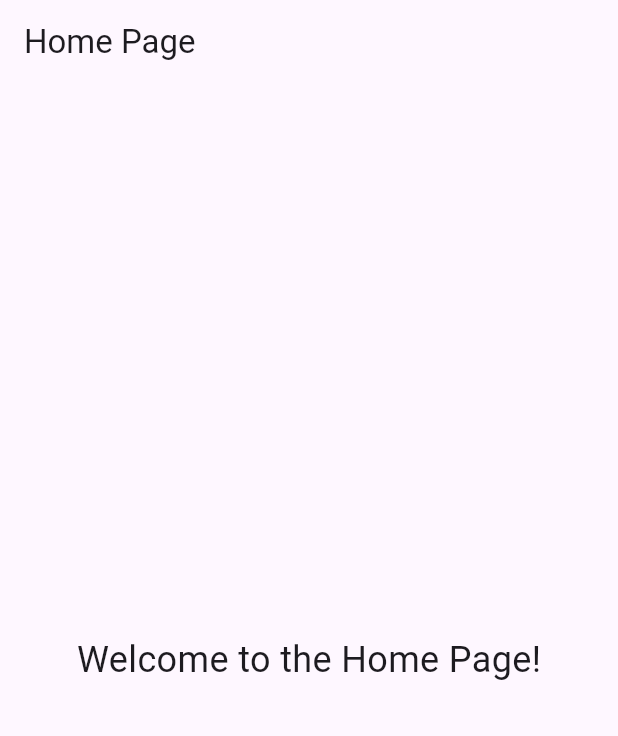
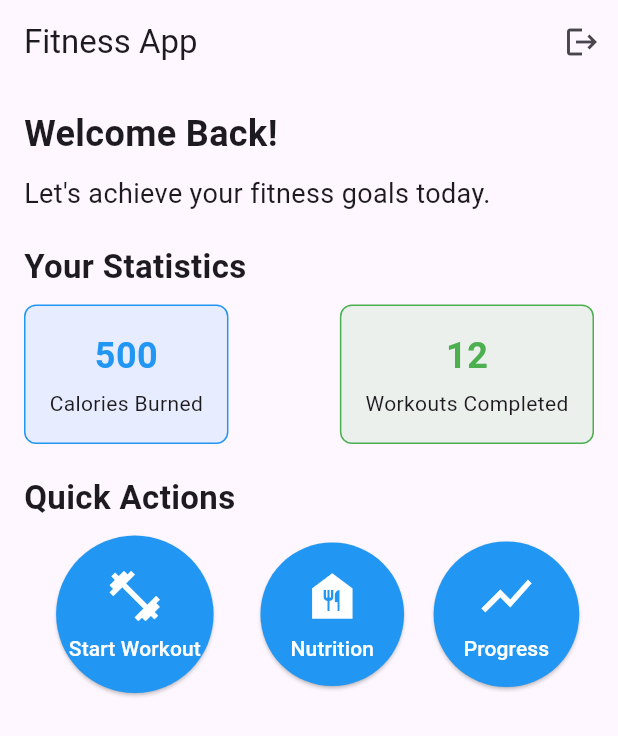
Before and after one commit to VeshalR/tho_dev_vee, a Flutter app: the HomePage screen opened directly, on a phone screen of 412 x 824 dp. Shown: the top 736 px of the screen. Run offline on Flutter 3.47's test engine with Material 3 defaults, Android fonts, the phone set to English and light mode, and no system bars; our stand-ins replace firebase_auth, firebase_core; accounts and stored records are empty.

Commit message:
Version 1.1

```diff
--- a/lib/home_page.dart
+++ b/lib/home_page.dart
@@ -1,3 +1,5 @@
+// lib/home_page.dart
+
 import 'package:flutter/material.dart';
 
 class HomePage extends StatelessWidget {
@@ -5,14 +7,110 @@ class HomePage extends StatelessWidget {
   Widget build(BuildContext context) {
     return Scaffold(
       appBar: AppBar(
-        title: Text("Home Page"),
+        title: const Text('Fitness App'),
+        actions: [
+          IconButton(
+            icon: const Icon(Icons.logout),
+            onPressed: () {
+              // Add logout functionality here
+            },
+          ),
+        ],
       ),
-      body: Center(
-        child: Text(
-          'Welcome to the Home Page!',
-          style: TextStyle(fontSize: 24),
+      body: Padding(
+        padding: const EdgeInsets.all(16.0),
+        child: Column(
+          crossAxisAlignment: CrossAxisAlignment.start,
+          children: [
+            const Text(
+              'Welcome Back!',
+              style: TextStyle(fontSize: 24, fontWeight: FontWeight.bold),
+            ),
+            const SizedBox(height: 10),
+            const Text(
+              'Let\'s achieve your fitness goals today.',
+              style: TextStyle(fontSize: 18),
+            ),
+            const SizedBox(height: 20),
+            const Text(
+              'Your Statistics',
+              style: TextStyle(fontSize: 22, fontWeight: FontWeight.bold),
+            ),
+            const SizedBox(height: 10),
+            Row(
+              mainAxisAlignment: MainAxisAlignment.spaceBetween,
+              children: [
+                _buildStatCard('Calories Burned', '500', Colors.blue),
+                _buildStatCard('Workouts Completed', '12', Colors.green),
+              ],
+            ),
+            const SizedBox(height: 20),
+            const Text(
+              'Quick Actions',
+              style: TextStyle(fontSize: 22, fontWeight: FontWeight.bold),
+            ),
+            const SizedBox(height: 10),
+            Row(
+              mainAxisAlignment: MainAxisAlignment.spaceAround,
+              children: [
+                _buildActionButton(context, 'Start Workout', Icons.fitness_center, () {
+                  // Navigate to workout page
+                }),
+                _buildActionButton(context, 'Nutrition', Icons.food_bank, () {
+                  // Navigate to nutrition page
+                }),
+                _buildActionButton(context, 'Progress', Icons.show_chart, () {
+                  // Navigate to progress page
+                }),
+              ],
+            ),
+          ],
         ),
       ),
     );
   }
+
+  Widget _buildStatCard(String title, String value, Color color) {
+    return Container(
+      padding: const EdgeInsets.all(16),
+      decoration: BoxDecoration(
+        color: color.withOpacity(0.1),
+        borderRadius: BorderRadius.circular(8),
+        border: Border.all(color: color),
+      ),
+      child: Column(
+        mainAxisAlignment: MainAxisAlignment.center,
+        children: [
+          Text(
+            value,
+            style: TextStyle(fontSize: 24, fontWeight: FontWeight.bold, color: color),
+          ),
+          const SizedBox(height: 5),
+          Text(title),
+        ],
+      ),
+    );
+  }
+
+  Widget _buildActionButton(BuildContext context, String label, IconData icon, VoidCallback onPressed) {
+    return Column(
+      children: [
+        ElevatedButton(
+          onPressed: onPressed,
+          style: ElevatedButton.styleFrom(
+            shape: CircleBorder(), backgroundColor: Colors.blue,
+            padding: EdgeInsets.all(20),
+          ),
+          child: Column(
+            mainAxisSize: MainAxisSize.min,
+            children: [
+              Icon(icon, size: 40, color: Colors.white),
+              const SizedBox(height: 5),
+              Text(label, style: TextStyle(color: Colors.white)),
+            ],
+          ),
+        ),
+      ],
+    );
+  }
 }
```
